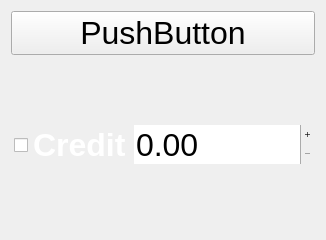
Old version of the form personwidget.ui in the repository ltworf/debtthingy.
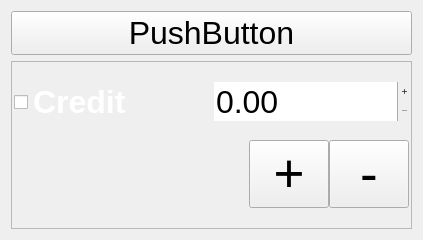
New version of the form.

Commit message: Buttons to change the value

Diff of the .ui file:
```diff
--- a/personwidget.ui
+++ b/personwidget.ui
@@ -6,7 +6,7 @@
    <rect>
     <x>0</x>
     <y>0</y>
-    <width>320</width>
+    <width>423</width>
     <height>240</height>
    </rect>
   </property>
@@ -35,32 +35,34 @@
    <item>
     <widget class="QFrame" name="frame">
      <property name="frameShape">
-      <enum>QFrame::NoFrame</enum>
+      <enum>QFrame::StyledPanel</enum>
      </property>
      <property name="frameShadow">
-      <enum>QFrame::Plain</enum>
+      <enum>QFrame::Sunken</enum>
      </property>
      <property name="lineWidth">
       <number>0</number>
      </property>
-     <layout class="QHBoxLayout" name="horizontalLayout">
+     <layout class="QVBoxLayout" name="verticalLayout_2">
       <property name="spacing">
-       <number>2</number>
-      </property>
-      <property name="sizeConstraint">
-       <enum>QLayout::SetDefaultConstraint</enum>
+       <number>0</number>
       </property>
       <property name="leftMargin">
-       <number>3</number>
+       <number>2</number>
       </property>
       <property name="topMargin">
-       <number>3</number>
+       <number>2</number>
       </property>
       <property name="rightMargin">
-       <number>3</number>
+       <number>2</number>
       </property>
       <property name="bottomMargin">
-       <number>3</number>
+       <number>2</number>
+      </property>
+      <item>
+       <layout class="QHBoxLayout" name="horizontalLayout">
+        <property name="spacing">
+         <number>5</number>
       </property>
       <item>
        <widget class="QCheckBox" name="chkCredit">
@@ -132,6 +134,49 @@
        </widget>
       </item>
      </layout>
+      </item>
+      <item>
+       <layout class="QHBoxLayout" name="horizontalLayout_2">
+        <item>
+         <spacer name="horizontalSpacer">
+          <property name="orientation">
+           <enum>Qt::Horizontal</enum>
+          </property>
+          <property name="sizeHint" stdset="0">
+           <size>
+            <width>40</width>
+            <height>20</height>
+           </size>
+          </property>
+         </spacer>
+        </item>
+        <item>
+         <widget class="QPushButton" name="btnIncrease">
+          <property name="font">
+           <font>
+            <pointsize>40</pointsize>
+           </font>
+          </property>
+          <property name="text">
+           <string>+</string>
+          </property>
+         </widget>
+        </item>
+        <item>
+         <widget class="QPushButton" name="btnDecrease">
+          <property name="font">
+           <font>
+            <pointsize>40</pointsize>
+           </font>
+          </property>
+          <property name="text">
+           <string>-</string>
+          </property>
+         </widget>
+        </item>
+       </layout>
+      </item>
+     </layout>
     </widget>
    </item>
   </layout>
```
Left out of the diff: 42 changed lines with no effect on the pictures. Lines whose indentation alone changed are shown as unchanged. The commit also changes 2 other files.
